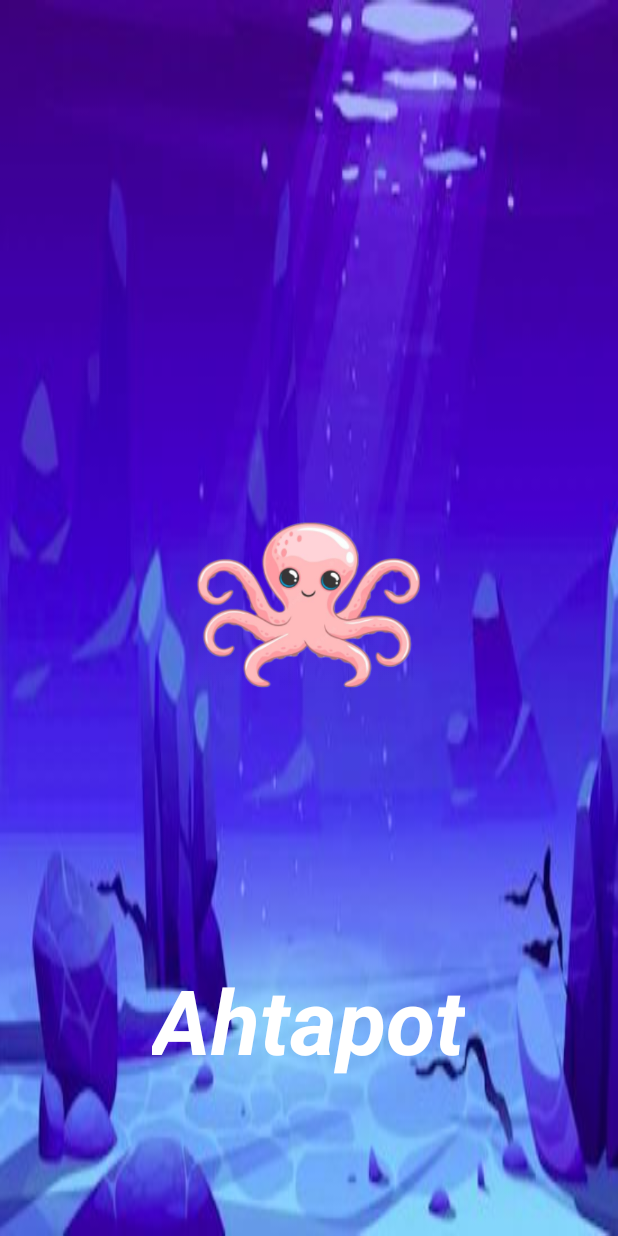
After one commit to alirizakaygusuz/Ahtapot-Mobile, an Android app: the SplashActivity screen opened directly, with no data from a screen before it, on a phone screen of 412 x 824 dp. The commit adds this screen. Run offline under Robolectric (Android 15) with nearby library versions, the phone set to English and light mode, and no system bars.

Commit message:
splash screen completed

```diff
--- a/app/build.gradle
+++ b/app/build.gradle
@@ -29,6 +29,10 @@ android {
     kotlinOptions {
         jvmTarget = '1.8'
     }
+
+    buildFeatures{
+        viewBinding true
+    }
 }
 
 dependencies {
--- a/app/src/main/AndroidManifest.xml
+++ b/app/src/main/AndroidManifest.xml
@@ -10,7 +10,7 @@
         android:supportsRtl="true"
         android:theme="@style/Theme.Ahtapot">
         <activity
-            android:name=".MainActivity"
+            android:name=".SplashActivity"
             android:exported="true">
             <intent-filter>
                 <action android:name="android.intent.action.MAIN" />
@@ -18,6 +18,11 @@
                 <category android:name="android.intent.category.LAUNCHER" />
             </intent-filter>
         </activity>
+        <activity
+            android:name=".MainActivity"
+            android:exported="true">
+
+        </activity>
     </application>
 
 </manifest>
--- a/app/src/main/java/com/alirizakaygusuz/ahtapot/MainActivity.kt
+++ b/app/src/main/java/com/alirizakaygusuz/ahtapot/MainActivity.kt
@@ -2,10 +2,18 @@ package com.alirizakaygusuz.ahtapot
 
 import androidx.appcompat.app.AppCompatActivity
 import android.os.Bundle
+import com.alirizakaygusuz.ahtapot.databinding.ActivityMainBinding
 
 class MainActivity : AppCompatActivity() {
+
+    private lateinit var binding: ActivityMainBinding
+
     override fun onCreate(savedInstanceState: Bundle?) {
         super.onCreate(savedInstanceState)
-        setContentView(R.layout.activity_main)
+        binding = ActivityMainBinding.inflate(layoutInflater)
+        setContentView(binding.root)
+
+        window.statusBarColor = resources.getColor(R.color.color_default)
+
     }
 }
--- /dev/null
+++ b/app/src/main/java/com/alirizakaygusuz/ahtapot/SplashActivity.kt
@@ -0,0 +1,52 @@
+package com.alirizakaygusuz.ahtapot
+
+import android.content.Intent
+import androidx.appcompat.app.AppCompatActivity
+import android.os.Bundle
+import android.os.CountDownTimer
+import android.view.animation.AnimationUtils
+import com.alirizakaygusuz.ahtapot.databinding.ActivitySplashBinding
+
+class SplashActivity : AppCompatActivity() {
+
+    private lateinit var binding: ActivitySplashBinding
+
+    override fun onCreate(savedInstanceState: Bundle?) {
+        super.onCreate(savedInstanceState)
+        binding = ActivitySplashBinding.inflate(layoutInflater)
+        setContentView(binding.root)
+
+       initalizeSplashAnimation()
+
+
+    }
+
+    private fun initalizeSplashAnimation() {
+       val ahtapotAnimation = AnimationUtils.loadAnimation(this , R.anim.ahtapot_splash_anim)
+       val textSplashAnim = AnimationUtils.loadAnimation(this , R.anim.text_splash_anim)
+
+        binding.imvAhtapotSplash.animation = ahtapotAnimation
+        binding.txtAppNameSplash.animation = textSplashAnim
+
+
+        window.statusBarColor = resources.getColor(R.color.color_default)
+
+    }
+
+    override fun onResume() {
+        object : CountDownTimer(4000, 1000) {
+            override fun onTick(p0: Long) {
+
+
+            }
+
+            override fun onFinish() {
+                val intent = Intent(this@SplashActivity, MainActivity::class.java)
+                startActivity(intent)
+            }
+
+        }.start()
+        super.onResume()
+
+    }
+}
--- /dev/null
+++ b/app/src/main/res/anim/ahtapot_splash_anim.xml
@@ -0,0 +1,7 @@
+<?xml version="1.0" encoding="utf-8"?>
+<set xmlns:android="http://schemas.android.com/apk/res/android">
+    <translate
+        android:fromYDelta="100%p"
+        android:toYDelta="0%p"
+        android:duration = "2000" />
+</set>
--- /dev/null
+++ b/app/src/main/res/anim/text_splash_anim.xml
@@ -0,0 +1,7 @@
+<?xml version="1.0" encoding="utf-8"?>
+<set xmlns:android="http://schemas.android.com/apk/res/android">
+    <translate
+        android:duration="2000"
+        android:fromYDelta="-20%p"
+        android:toYDelta="0%p" />
+</set>
--- a/app/src/main/res/layout/activity_main.xml
+++ b/app/src/main/res/layout/activity_main.xml
@@ -4,15 +4,4 @@
     xmlns:tools="http://schemas.android.com/tools"
     android:layout_width="match_parent"
     android:layout_height="match_parent"
-    tools:context=".MainActivity">
-
-    <TextView
-        android:layout_width="wrap_content"
-        android:layout_height="wrap_content"
-        android:text="Hello World!"
-        app:layout_constraintBottom_toBottomOf="parent"
-        app:layout_constraintLeft_toLeftOf="parent"
-        app:layout_constraintRight_toRightOf="parent"
-        app:layout_constraintTop_toTopOf="parent" />
-
-</androidx.constraintlayout.widget.ConstraintLayout>
+    tools:context=".MainActivity"/>
--- /dev/null
+++ b/app/src/main/res/layout/activity_splash.xml
@@ -0,0 +1,34 @@
+<?xml version="1.0" encoding="utf-8"?>
+<androidx.constraintlayout.widget.ConstraintLayout xmlns:android="http://schemas.android.com/apk/res/android"
+    xmlns:app="http://schemas.android.com/apk/res-auto"
+    xmlns:tools="http://schemas.android.com/tools"
+    android:layout_width="match_parent"
+    android:layout_height="match_parent"
+    android:background="@drawable/splash_background"
+    tools:context=".SplashActivity">
+
+    <ImageView
+        android:id="@+id/imvAhtapotSplash"
+        android:layout_width="wrap_content"
+        android:layout_height="wrap_content"
+        android:layout_marginBottom="184dp"
+        app:layout_constraintBottom_toBottomOf="parent"
+        app:layout_constraintEnd_toEndOf="parent"
+        app:layout_constraintHorizontal_bias="0.0"
+        app:layout_constraintStart_toStartOf="parent"
+        app:srcCompat="@drawable/ahtapot" />
+
+    <TextView
+        android:id="@+id/txtAppNameSplash"
+        android:layout_width="wrap_content"
+        android:layout_height="wrap_content"
+        android:layout_marginBottom="104dp"
+        android:text="Ahtapot"
+        android:textColor="@color/white"
+        android:textSize="60sp"
+        android:textStyle="bold|italic"
+        app:layout_constraintBottom_toBottomOf="parent"
+        app:layout_constraintEnd_toEndOf="parent"
+        app:layout_constraintHorizontal_bias="0.497"
+        app:layout_constraintStart_toStartOf="parent" />
+</androidx.constraintlayout.widget.ConstraintLayout>
--- a/app/src/main/res/values/colors.xml
+++ b/app/src/main/res/values/colors.xml
@@ -1,6 +1,7 @@
 <?xml version="1.0" encoding="utf-8"?>
 <resources>
     <color name="purple_200">#FFBB86FC</color>
+    <color name="color_default">#950242</color>
     <color name="purple_500">#FF6200EE</color>
     <color name="purple_700">#FF3700B3</color>
     <color name="teal_200">#FF03DAC5</color>
--- a/app/src/main/res/values/themes.xml
+++ b/app/src/main/res/values/themes.xml
@@ -1,6 +1,6 @@
 <resources xmlns:tools="http://schemas.android.com/tools">
     <!-- Base application theme. -->
-    <style name="Theme.Ahtapot" parent="Theme.MaterialComponents.DayNight.DarkActionBar">
+    <style name="Theme.Ahtapot" parent="Theme.MaterialComponents.DayNight.NoActionBar">
         <!-- Primary brand color. -->
         <item name="colorPrimary">@color/purple_500</item>
         <item name="colorPrimaryVariant">@color/purple_700</item>
```
Also changed, not shown: app/src/main/res/drawable-v24/ahtapot.png (added), app/src/main/res/drawable-v24/splash_background.jpg (added), app/src/main/res/drawable/ahtapot.png (added), app/src/main/res/drawable/splash_background.jpg (added).
